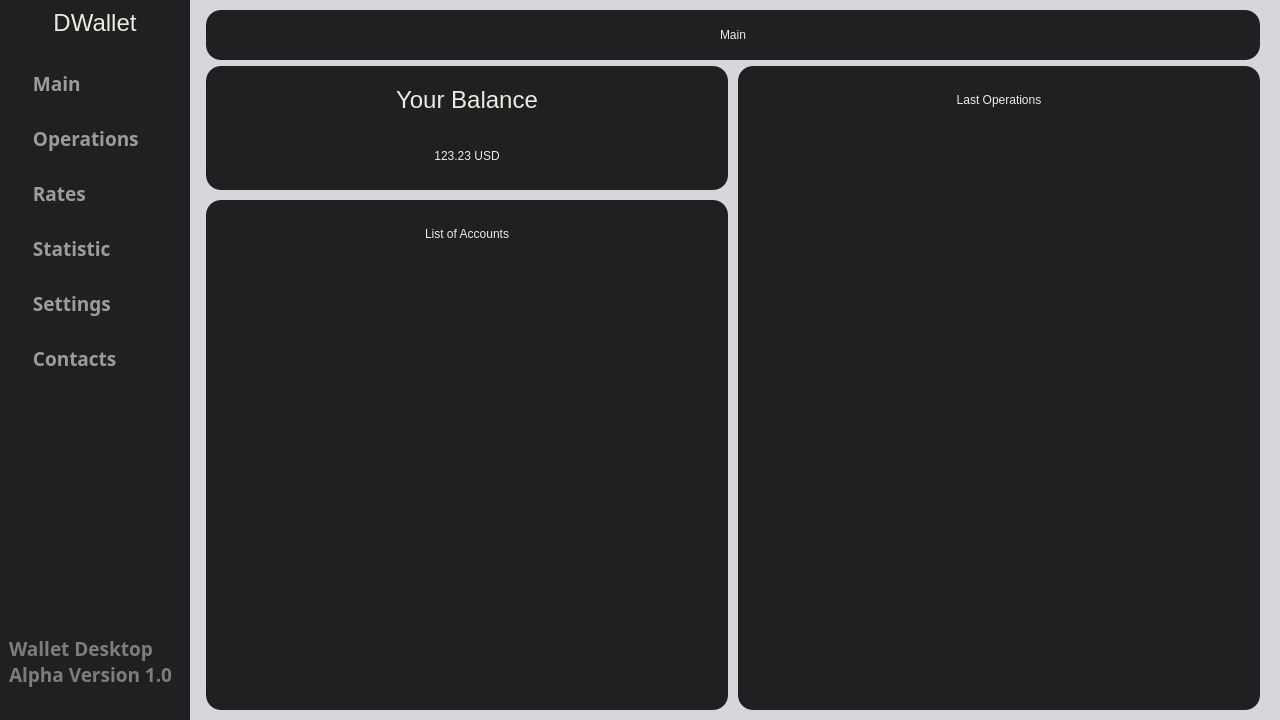
The window that mainwindow.ui (M4rchy-S/WalletManager) describes before a commit, drawn with Qt 5.
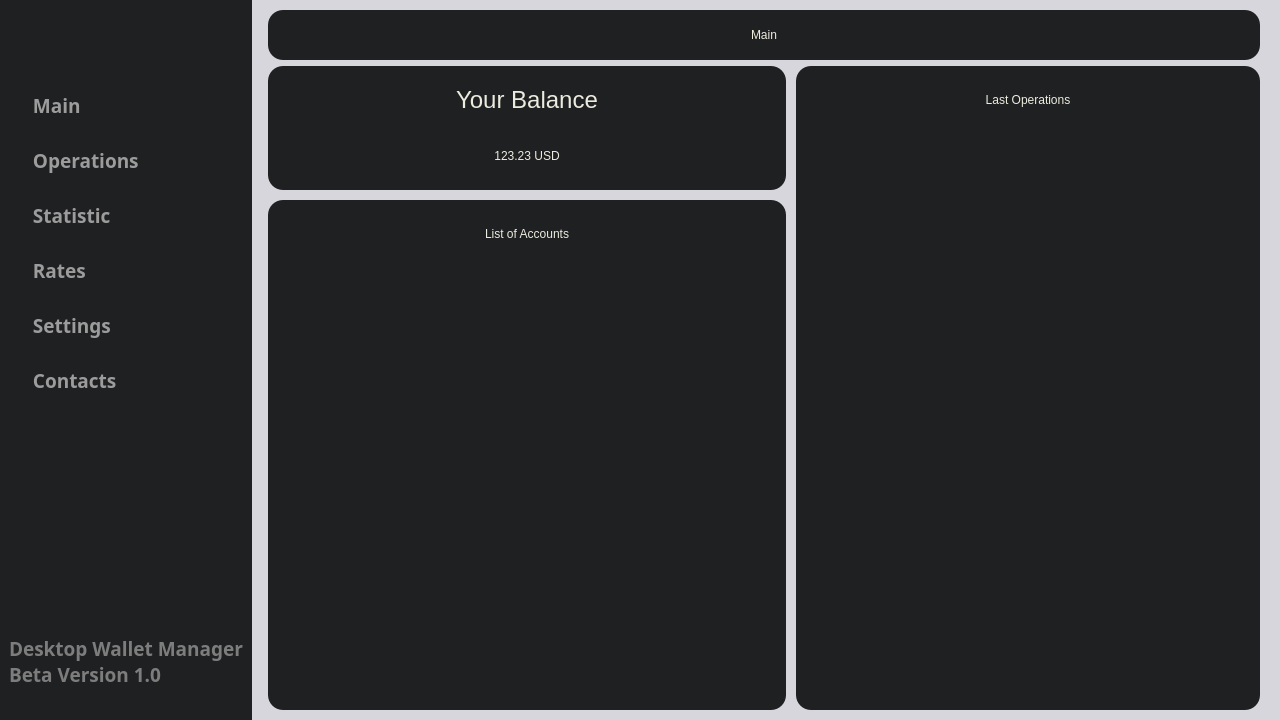
The same window after the commit. Icons and pictures are not drawn.

Commit message: Major Changes. Updated to 1.0 Beta version

What changed in the file:
```diff
--- a/mainwindow.ui
+++ b/mainwindow.ui
@@ -87,9 +87,15 @@
            <verstretch>0</verstretch>
           </sizepolicy>
          </property>
+         <property name="minimumSize">
+          <size>
+           <width>200</width>
+           <height>50</height>
+          </size>
+         </property>
          <property name="maximumSize">
           <size>
-           <width>250</width>
+           <width>200</width>
            <height>50</height>
           </size>
          </property>
@@ -107,7 +113,13 @@
 </string>
          </property>
          <property name="text">
-          <string>DWallet</string>
+          <string/>
+         </property>
+         <property name="pixmap">
+          <pixmap resource="icons.qrc">:/images/images/logo.png</pixmap>
+         </property>
+         <property name="scaledContents">
+          <bool>true</bool>
          </property>
          <property name="alignment">
           <set>Qt::AlignmentFlag::AlignCenter</set>
@@ -221,43 +233,6 @@
            </property>
           </widget>
          </item>
-         <item>
-          <widget class="QPushButton" name="ratesButton">
-           <property name="minimumSize">
-            <size>
-             <width>125</width>
-             <height>40</height>
-            </size>
-           </property>
-           <property name="styleSheet">
-            <string notr="true">QPushButton{
-	font: 600 16pt &quot;Segoe UI&quot;;
-	color: #9C9C9C;
-	border-style:outset;
-	border-radius:10px;
-	text-align:left;
-	padding:4px;
-}
-
-QPushButton:hover{
-	background-color: #353535;
-	color:white;
-}
-
-
-QPushButton:pressed{
-	background-color: #353535;
-	color:white;
-}
-
-
-</string>
-           </property>
-           <property name="text">
-            <string> Rates</string>
-           </property>
-          </widget>
-         </item>
          <item>
           <widget class="QPushButton" name="statisticButton">
            <property name="minimumSize">
@@ -295,6 +270,43 @@
            </property>
           </widget>
          </item>
+         <item>
+          <widget class="QPushButton" name="ratesButton">
+           <property name="minimumSize">
+            <size>
+             <width>125</width>
+             <height>40</height>
+            </size>
+           </property>
+           <property name="styleSheet">
+            <string notr="true">QPushButton{
+	font: 600 16pt &quot;Segoe UI&quot;;
+	color: #9C9C9C;
+	border-style:outset;
+	border-radius:10px;
+	text-align:left;
+	padding:4px;
+}
+
+QPushButton:hover{
+	background-color: #353535;
+	color:white;
+}
+
+
+QPushButton:pressed{
+	background-color: #353535;
+	color:white;
+}
+
+
+</string>
+           </property>
+           <property name="text">
+            <string> Rates</string>
+           </property>
+          </widget>
+         </item>
          <item>
           <widget class="QPushButton" name="settingsButton">
            <property name="minimumSize">
@@ -408,8 +420,8 @@
 </string>
          </property>
          <property name="text">
-          <string>Wallet Desktop
-Alpha Version 1.0</string>
+          <string>Desktop Wallet Manager
+Beta Version 1.0</string>
          </property>
         </widget>
        </item>
@@ -641,7 +653,7 @@
                  <rect>
                   <x>0</x>
                   <y>0</y>
-                  <width>504</width>
+                  <width>478</width>
                   <height>564</height>
                  </rect>
                 </property>
@@ -940,7 +952,7 @@
                    <rect>
                     <x>0</x>
                     <y>0</y>
-                    <width>502</width>
+                    <width>500</width>
                     <height>404</height>
                    </rect>
                   </property>
```
Left out of the diff: 98 changed lines with no effect on the pictures. The commit also changes 11 other files.
